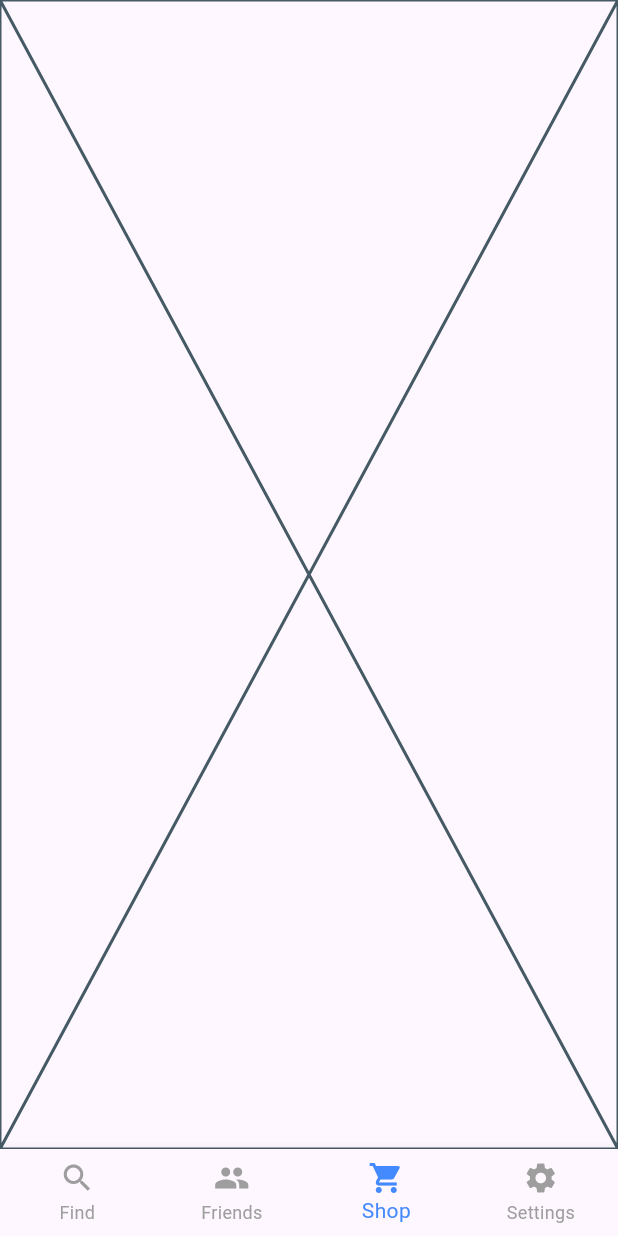
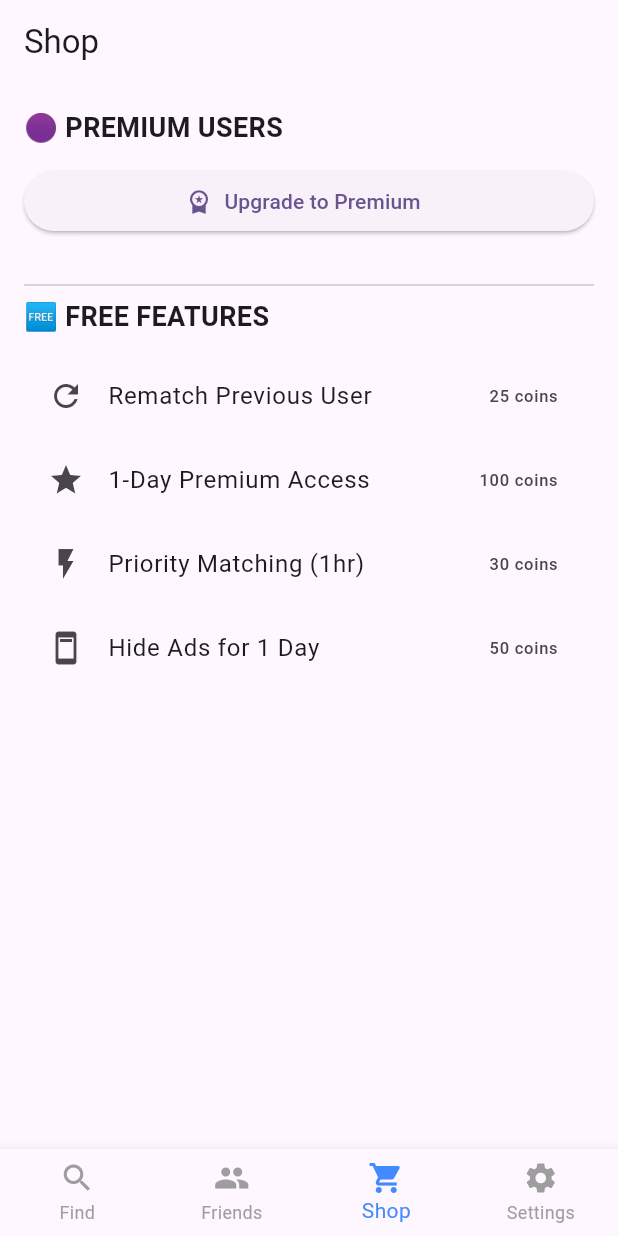
Before and after one commit to Sujitsubedi1/Random_chat_app, a Flutter app: the screen it shows after launch, item 3 of the bottom bar chosen, on a phone screen of 412 x 824 dp. Run offline on Flutter 3.47's test engine with Material 3 defaults, Android fonts, the phone set to English and light mode, and no system bars; our stand-ins replace cloud_firestore, firebase_core, logger, lottie, shared_preferences; accounts and stored records are empty.

Commit message:
Shop features added

```diff
--- a/chat_app/lib/ui/home_container_page.dart
+++ b/chat_app/lib/ui/home_container_page.dart
@@ -5,6 +5,7 @@ import '../services/temp_user_manager.dart';
 import 'settings_page.dart';
 import '../firebase//firestore_service.dart';
 import 'package:logger/logger.dart';
+import 'shop_page.dart';
 
 final FirestoreService _firestoreService = FirestoreService();
 final logger = Logger();
@@ -40,7 +41,7 @@ class _HomeContainerPageState extends State<HomeContainerPage> {
       _pages = [
         const StartChatPage(),
         FriendsPage(userId: name),
-        const Placeholder(), // Shop
+        ShopPage(), // Shop
         SettingsPage(), // Settings
       ];
     });
--- /dev/null
+++ b/chat_app/lib/ui/shop_page.dart
@@ -0,0 +1,85 @@
+import 'package:flutter/material.dart';
+
+class ShopPage extends StatelessWidget {
+  const ShopPage({super.key});
+
+  void _showPremiumOptions(BuildContext context) {
+    showDialog(
+      context: context,
+      builder:
+          (_) => AlertDialog(
+            title: const Text("Upgrade to Premium"),
+            content: Column(
+              mainAxisSize: MainAxisSize.min,
+              children: const [
+                ListTile(
+                  leading: Icon(Icons.calendar_month),
+                  title: Text("Monthly Access"),
+                  subtitle: Text("\$2.99 / month"),
+                ),
+                ListTile(
+                  leading: Icon(Icons.lock_clock),
+                  title: Text("Lifetime Access"),
+                  subtitle: Text("\$24.99 one-time"),
+                ),
+              ],
+            ),
+            actions: [
+              TextButton(
+                onPressed: () => Navigator.pop(context),
+                child: const Text("Close"),
+              ),
+            ],
+          ),
+    );
+  }
+
+  @override
+  Widget build(BuildContext context) {
+    return Scaffold(
+      appBar: AppBar(title: const Text("Shop")),
+      body: ListView(
+        padding: const EdgeInsets.all(16),
+        children: [
+          const Text(
+            "🟣 PREMIUM USERS",
+            style: TextStyle(fontSize: 18, fontWeight: FontWeight.bold),
+          ),
+          const SizedBox(height: 12),
+          ElevatedButton.icon(
+            icon: const Icon(Icons.workspace_premium),
+            label: const Text("Upgrade to Premium"),
+            onPressed: () => _showPremiumOptions(context),
+          ),
+          const SizedBox(height: 24),
+          const Divider(),
+          const Text(
+            "🆓 FREE FEATURES",
+            style: TextStyle(fontSize: 18, fontWeight: FontWeight.bold),
+          ),
+          const SizedBox(height: 12),
+          ListTile(
+            leading: const Icon(Icons.refresh),
+            title: const Text("Rematch Previous User"),
+            trailing: const Text("25 coins"),
+          ),
+          ListTile(
+            leading: const Icon(Icons.star),
+            title: const Text("1-Day Premium Access"),
+            trailing: const Text("100 coins"),
+          ),
+          ListTile(
+            leading: const Icon(Icons.flash_on),
+            title: const Text("Priority Matching (1hr)"),
+            trailing: const Text("30 coins"),
+          ),
+          ListTile(
+            leading: const Icon(Icons.ad_units),
+            title: const Text("Hide Ads for 1 Day"),
+            trailing: const Text("50 coins"),
+          ),
+        ],
+      ),
+    );
+  }
+}
```
